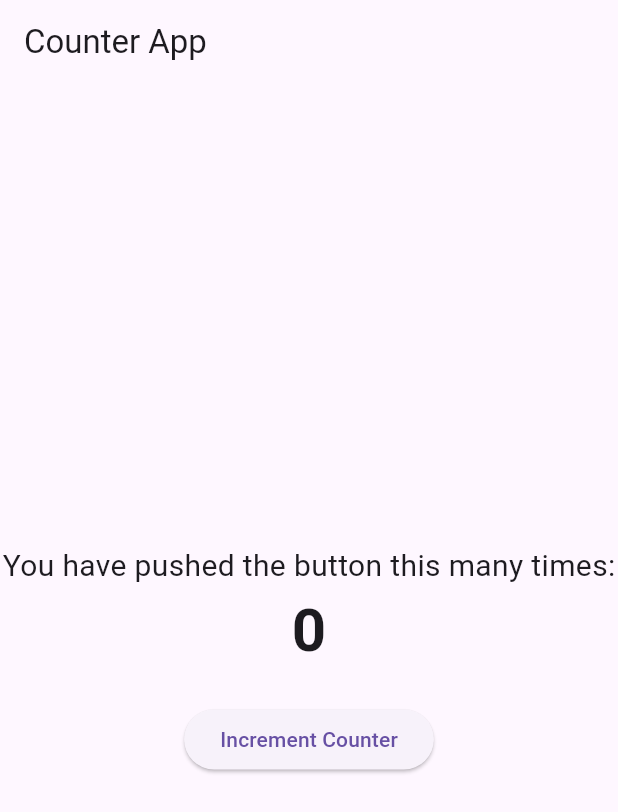
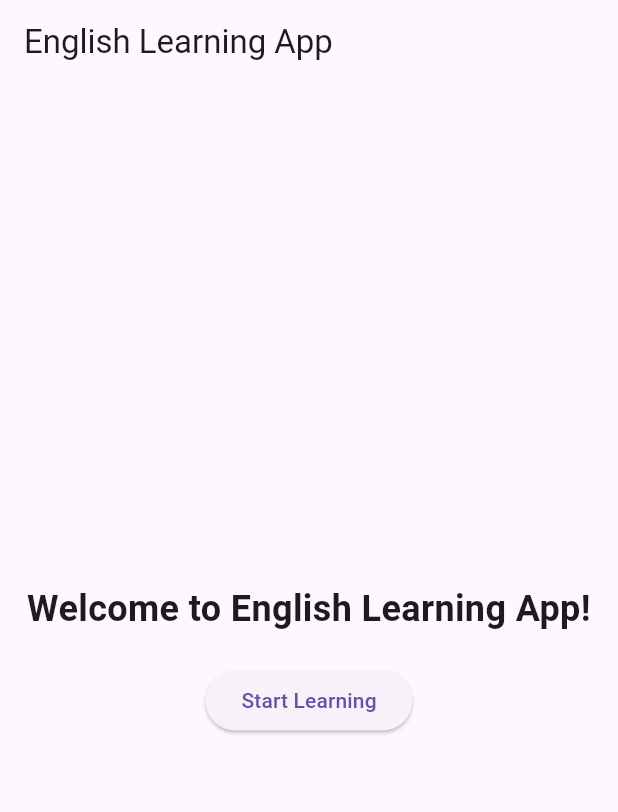
Before and after one commit to ngochoa203/smart_verify, a Flutter app: the screen it shows after launch, on a phone screen of 412 x 824 dp. Shown: the top 812 px of the screen. Run offline on Flutter 3.47's test engine with Material 3 defaults, Android fonts, the phone set to English and light mode, and no system bars.

Commit message:
Init commit

```diff
--- a/fe/lib/main.dart
+++ b/fe/lib/main.dart
@@ -6,45 +6,34 @@ void main() {
 
 class MyApp extends StatelessWidget {
   const MyApp({super.key});
-
   @override
   Widget build(BuildContext context) {
-    return MaterialApp(
-      home: CounterScreen(),
-    );
+    return MaterialApp(home: EnglishLearningScreen());
   }
 }
 
-class CounterScreen extends StatefulWidget {
-  const CounterScreen({super.key});
-  @override
-  _CounterScreenState createState() => _CounterScreenState();
-}
-
-class _CounterScreenState extends State<CounterScreen> {
-  int _counter = 0;
-  void _incrementCounter() {
-    setState(() {
-      _counter++;
-    });
-  }
+class EnglishLearningScreen extends StatelessWidget {
+  const EnglishLearningScreen({super.key});
 
   @override
   Widget build(BuildContext context) {
     return Scaffold(
-      appBar: AppBar(
-        title: const Text('Counter App'),
-      ),
+      appBar: AppBar(title: const Text('English Learning App')),
       body: Center(
         child: Column(
           mainAxisAlignment: MainAxisAlignment.center,
           children: [
-            Text('You have pushed the button this many times:', style: TextStyle(fontSize: 20)),
-            Text('$_counter', style: TextStyle(fontSize: 40, fontWeight: FontWeight.bold)),
-            SizedBox(height: 20),
+            const Text(
+              'Welcome to English Learning App!',
+              style: TextStyle(fontSize: 24, fontWeight: FontWeight.bold),
+              textAlign: TextAlign.center,
+            ),
+            const SizedBox(height: 20),
             ElevatedButton(
-              onPressed: _incrementCounter,
-              child: const Text('Increment Counter'),
+              onPressed: () {
+                // Navigate to lessons or other features
+              },
+              child: const Text('Start Learning'),
             ),
           ],
         ),
```
Also changed, not shown: be/requirements.txt (added), 9 other files.
